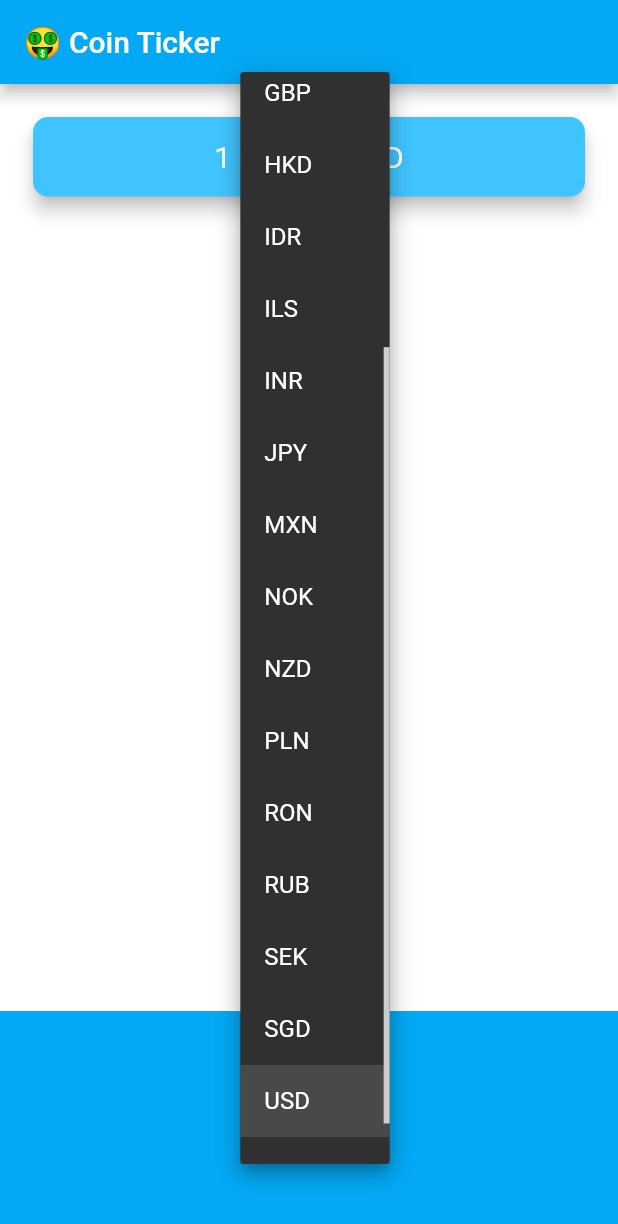
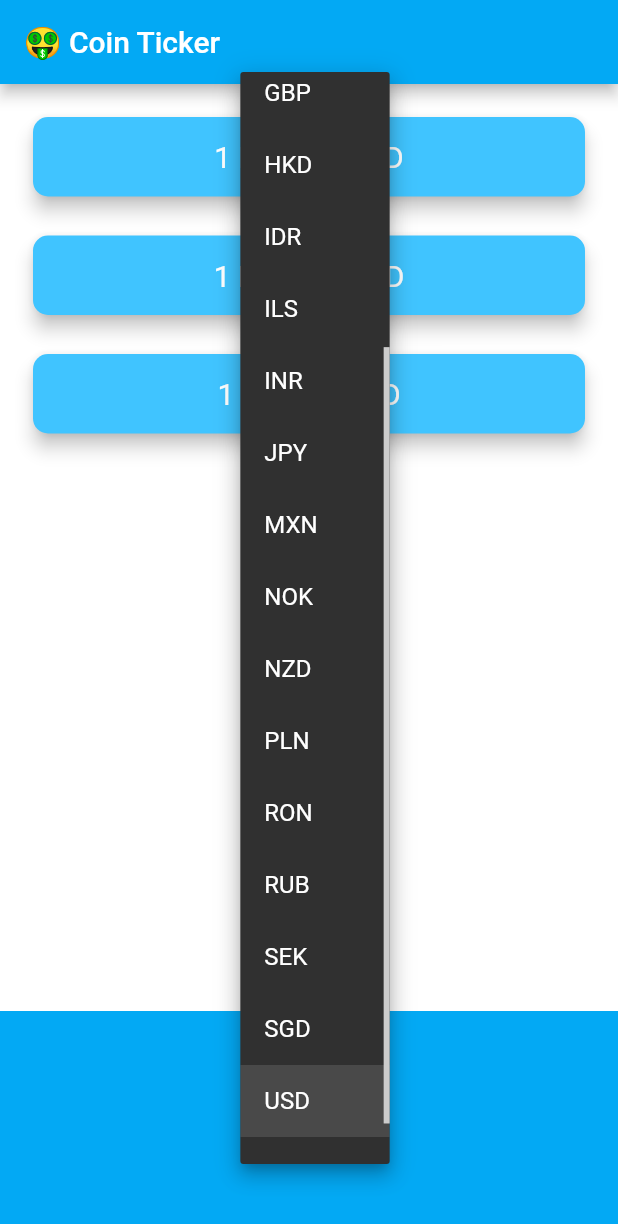
Before and after one commit to huuthuan-nguyen/bitcoin-ticker-app, a Flutter app: the screen it shows after launch, after a tap on "USD", on a phone screen of 412 x 824 dp. Shown: the top 1224 px of the screen. Run offline on Flutter 3.47's test engine with Material 2 defaults, Android fonts, the phone set to English and light mode, and no system bars; network calls fail.

Commit message:
gold medal

```diff
--- a/lib/coin_data.dart
+++ b/lib/coin_data.dart
@@ -2,7 +2,7 @@ import 'package:bitcoin_ticker_app/networking.dart';
 
 const apiKey = "AACBF7DF-5209-4B66-AAA9-003AE0D8124D";
 const coinAPIDomain = "rest.coinapi.io";
-const coinAPIPath = "/v1/exchangerate/BTC/";
+const coinAPIPath = "/v1/exchangerate/";
 
 const List<String> currenciesList = [
   "AUD",
@@ -36,14 +36,20 @@ const List<String> cryptoList = [
 
 class CoinData {
   Future<dynamic> getCoinData(String selectedCurrency) async {
-    Uri uri = Uri.https(coinAPIDomain, coinAPIPath + selectedCurrency, {
-      "apikey": apiKey,
-    });
-    NetworkHelper networkHelper = NetworkHelper(uri: uri);
+    Map<String, String> cryptoPrices = {};
+    for (String crypto in cryptoList) {
+      Uri uri = Uri.https(
+          coinAPIDomain, coinAPIPath + crypto + "/" + selectedCurrency, {
+        "apikey": apiKey,
+      });
+      NetworkHelper networkHelper = NetworkHelper(uri: uri);
 
-    var coinData = await networkHelper.getData();
+      var coinData = await networkHelper.getData();
 
-    double lastRice = coinData["rate"];
-    return lastRice;
+      double lastRice = coinData["rate"];
+      cryptoPrices[crypto] = lastRice.toStringAsFixed(0);
+    }
+
+    return cryptoPrices;
   }
 }
--- /dev/null
+++ b/lib/crypto_card.dart
@@ -0,0 +1,40 @@
+import 'package:flutter/material.dart';
+
+class CryptoCard extends StatelessWidget {
+  final String value;
+  final String selectedCurrency;
+  final String cryptoCurrency;
+
+  const CryptoCard(
+      {required this.value,
+      required this.selectedCurrency,
+      required this.cryptoCurrency});
+
+  @override
+  Widget build(BuildContext context) {
+    return Padding(
+      padding: EdgeInsets.fromLTRB(18, 18, 18, 0),
+      child: Card(
+        color: Colors.lightBlueAccent,
+        elevation: 5,
+        shape: RoundedRectangleBorder(
+          borderRadius: BorderRadius.circular(10),
+        ),
+        child: Padding(
+          padding: EdgeInsets.symmetric(
+            vertical: 15,
+            horizontal: 28,
+          ),
+          child: Text(
+            "1 $cryptoCurrency = $value $selectedCurrency",
+            textAlign: TextAlign.center,
+            style: TextStyle(
+              fontSize: 20,
+              color: Colors.white,
+            ),
+          ),
+        ),
+      ),
+    );
+  }
+}
--- a/lib/price_screen.dart
+++ b/lib/price_screen.dart
@@ -1,4 +1,5 @@
 import 'package:bitcoin_ticker_app/coin_data.dart';
+import 'package:bitcoin_ticker_app/crypto_card.dart';
 import 'package:flutter/cupertino.dart';
 import 'package:flutter/material.dart';
 import 'dart:io' show Platform;
@@ -16,7 +17,8 @@ class _PriceScreenState extends State<PriceScreen> {
   }
 
   String selectedCurrency = "USD";
-  String bitcoinValue = "?";
+  Map<String, String> coinValues = {};
+  bool isWaiting = false;
   DropdownButton<String> androidDropdown() {
     List<DropdownMenuItem<String>> dropdownItems = [];
     for (String currency in currenciesList) {
@@ -64,10 +66,14 @@ class _PriceScreenState extends State<PriceScreen> {
   }
 
   void getData() async {
+    setState(() {
+      isWaiting = true;
+    });
+    Map<String, String> data = await CoinData().getCoinData(selectedCurrency);
     try {
-      double data = await CoinData().getCoinData(selectedCurrency);
       setState(() {
-        bitcoinValue = data.toStringAsFixed(0);
+        isWaiting = false;
+        coinValues = data;
       });
     } catch (e) {
       print(e);
@@ -84,29 +90,25 @@ class _PriceScreenState extends State<PriceScreen> {
         mainAxisAlignment: MainAxisAlignment.spaceBetween,
         crossAxisAlignment: CrossAxisAlignment.stretch,
         children: <Widget>[
-          Padding(
-            padding: EdgeInsets.fromLTRB(18, 18, 18, 0),
-            child: Card(
-              color: Colors.lightBlueAccent,
-              elevation: 5,
-              shape: RoundedRectangleBorder(
-                borderRadius: BorderRadius.circular(10),
+          Column(
+            crossAxisAlignment: CrossAxisAlignment.stretch,
+            children: <Widget>[
+              CryptoCard(
+                value: (isWaiting ? "?" : coinValues["BTC"]) ?? "?",
+                selectedCurrency: selectedCurrency,
+                cryptoCurrency: "BTC",
               ),
-              child: Padding(
-                padding: EdgeInsets.symmetric(
-                  vertical: 15,
-                  horizontal: 28,
-                ),
-                child: Text(
-                  "1 BTC = $bitcoinValue $selectedCurrency",
-                  textAlign: TextAlign.center,
-                  style: TextStyle(
-                    fontSize: 20,
-                    color: Colors.white,
-                  ),
-                ),
+              CryptoCard(
+                value: (isWaiting ? "?" : coinValues["ETH"]) ?? "?",
+                selectedCurrency: selectedCurrency,
+                cryptoCurrency: "ETH",
               ),
-            ),
+              CryptoCard(
+                value: (isWaiting ? "?" : coinValues["LTC"]) ?? "?",
+                selectedCurrency: selectedCurrency,
+                cryptoCurrency: "LTC",
+              ),
+            ],
           ),
           Container(
             child: getPicker(),
@@ -114,7 +116,7 @@ class _PriceScreenState extends State<PriceScreen> {
             alignment: Alignment.center,
             padding: EdgeInsets.only(bottom: 30),
             color: Colors.lightBlue,
-          )
+          ),
         ],
       ),
     );
```
